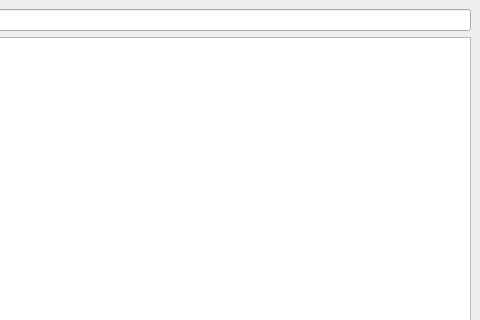
Above: mainwindow.ui from shadowofdominance/Basic_Project before the change; both pictures show x 365 to 845 and y 0 to 320 of the 845 by 644 pixel window. Below: the same form after it.
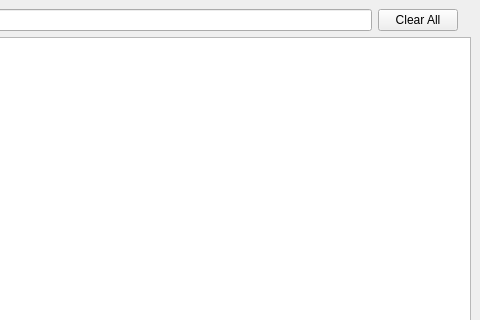
That is the form after the change.

```diff
--- a/mainwindow.ui
+++ b/mainwindow.ui
@@ -36,6 +36,20 @@
         <item>
          <widget class="QLineEdit" name="LineEditField"/>
         </item>
+        <item>
+         <widget class="QPushButton" name="pushButton">
+          <property name="text">
+           <string>Clear All</string>
+          </property>
+         </widget>
+        </item>
+        <item>
+         <widget class="QLabel" name="CounterLabel">
+          <property name="text">
+           <string/>
+          </property>
+         </widget>
+        </item>
        </layout>
       </item>
       <item>
```
